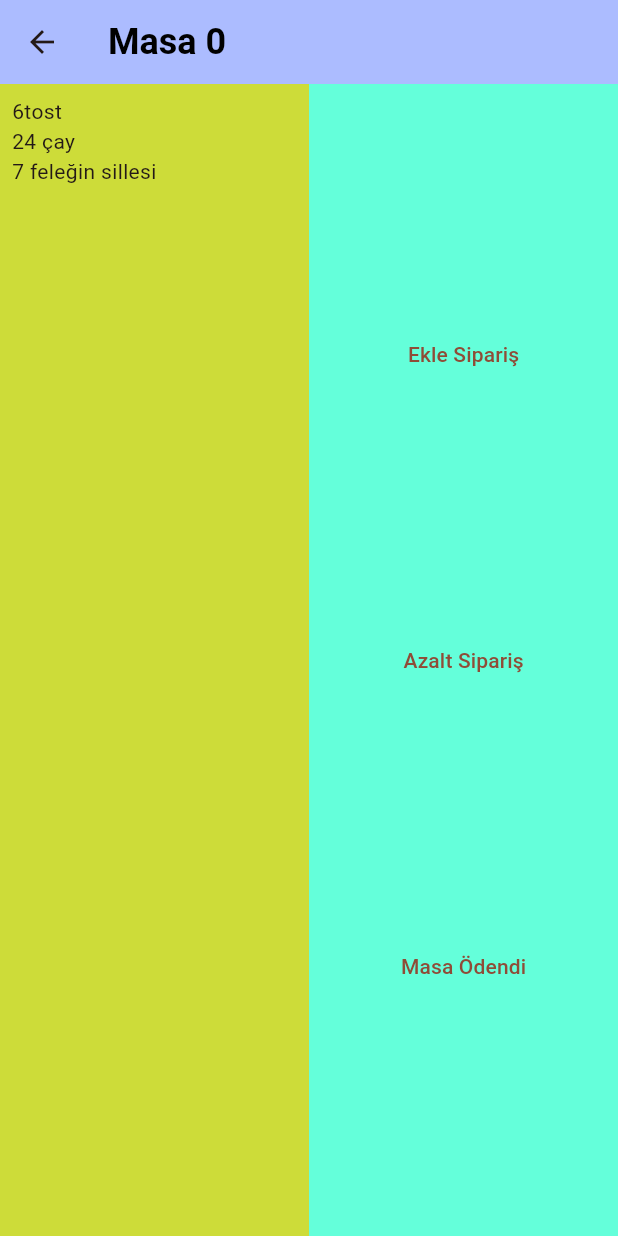
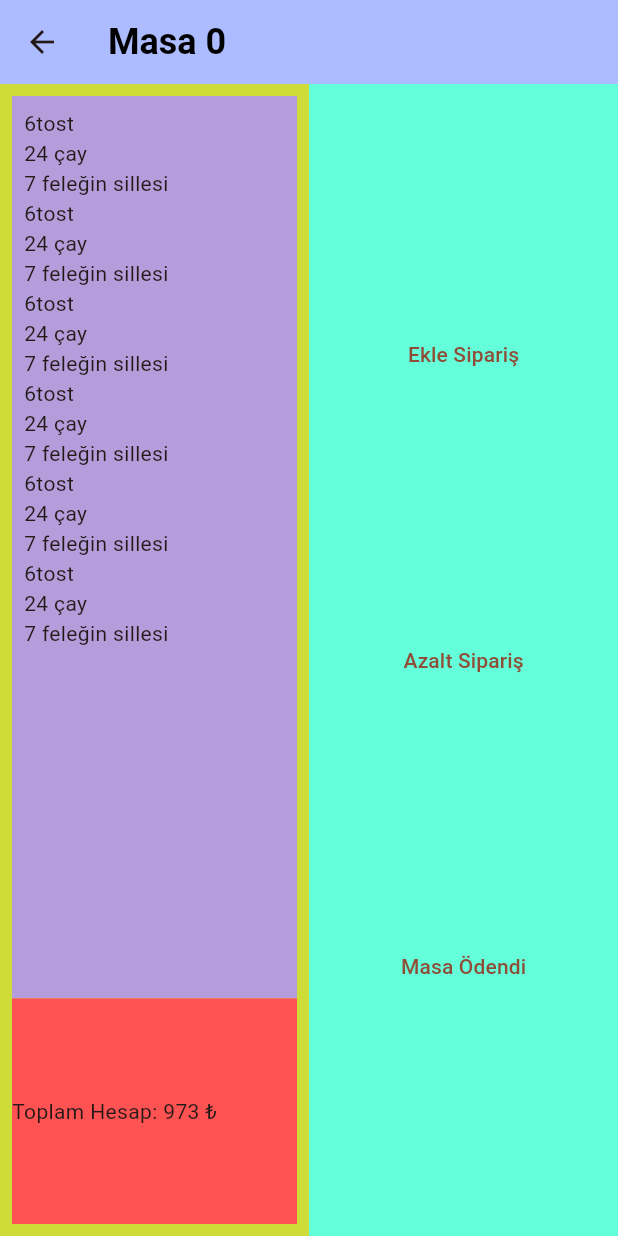
Before and after one commit to Erimsaholut/cafeManagementApp, a Flutter app: the CustomTableMenu screen opened directly with empty values, on a phone screen of 412 x 824 dp. Run offline on Flutter 3.47's test engine with Material 2 defaults, Android fonts, the phone set to English and light mode, and no system bars.

Commit message:
tablePage outline completed and total amount side added

```diff
--- a/lib/classes/custom_table_menu.dart
+++ b/lib/classes/custom_table_menu.dart
@@ -23,13 +23,49 @@ class CustomTableMenu extends StatelessWidget {
             child: Container(
               color: Colors.lime,
               padding: const EdgeInsets.all(8.0),
-              child: const Column(
-                mainAxisAlignment: MainAxisAlignment.start,
+              child: Column(
                 crossAxisAlignment: CrossAxisAlignment.start,
                 children: [
-                  Text("6tost"),
-                  Text("24 çay"),
-                  Text("7 feleğin sillesi"),
+                  Expanded(
+                    flex: 4,
+                    child: Container(
+                      padding: EdgeInsets.all(8.0),
+                      color: Colors.deepPurple.shade200,
+                      child: const SingleChildScrollView(
+                        child: Column(
+                          crossAxisAlignment: CrossAxisAlignment.stretch,
+                          children: [
+                            Text("6tost"),
+                            Text("24 çay"),
+                            Text("7 feleğin sillesi"),
+                            Text("6tost"),
+                            Text("24 çay"),
+                            Text("7 feleğin sillesi"),
+                            Text("6tost"),
+                            Text("24 çay"),
+                            Text("7 feleğin sillesi"),
+                            Text("6tost"),
+                            Text("24 çay"),
+                            Text("7 feleğin sillesi"),
+                            Text("6tost"),
+                            Text("24 çay"),
+                            Text("7 feleğin sillesi"),
+                            Text("6tost"),
+                            Text("24 çay"),
+                            Text("7 feleğin sillesi"),
+                          ],
+                        ),
+                      ),
+                    ),
+                  ),
+                  Expanded(
+                    flex: 1,
+                    child: Container(
+                      alignment: Alignment.centerLeft,
+                      color: Colors.redAccent,
+                      child: Text("Toplam Hesap: 973 ₺"),
+                    ),
+                  ),
                 ],
               ),
             ),
--- a/lib/main.dart
+++ b/lib/main.dart
@@ -66,4 +66,4 @@ Container testBox() {
     width: 100.0,
     height: 100.0,
   );
-}
+}/*sil bunu lazım olmazsa*/
```
